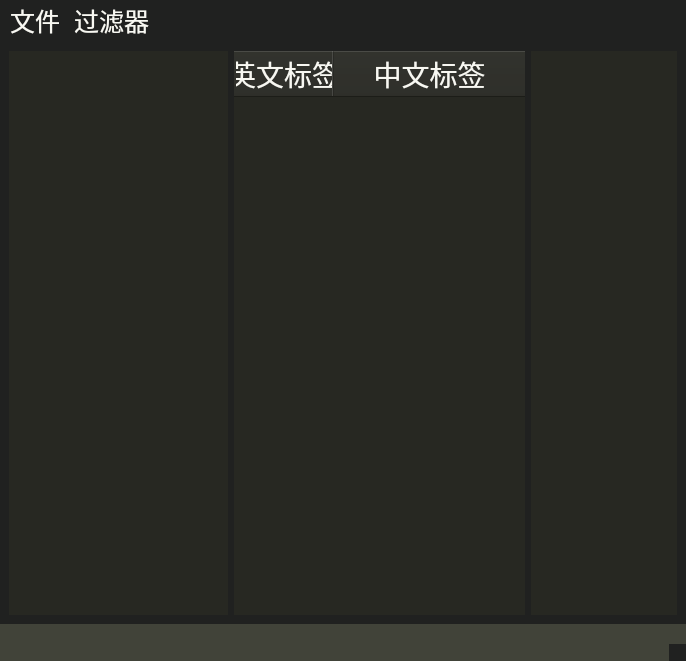
Aleiluo/danbooruTagEditor, file mainWindow.ui: the form before one commit.
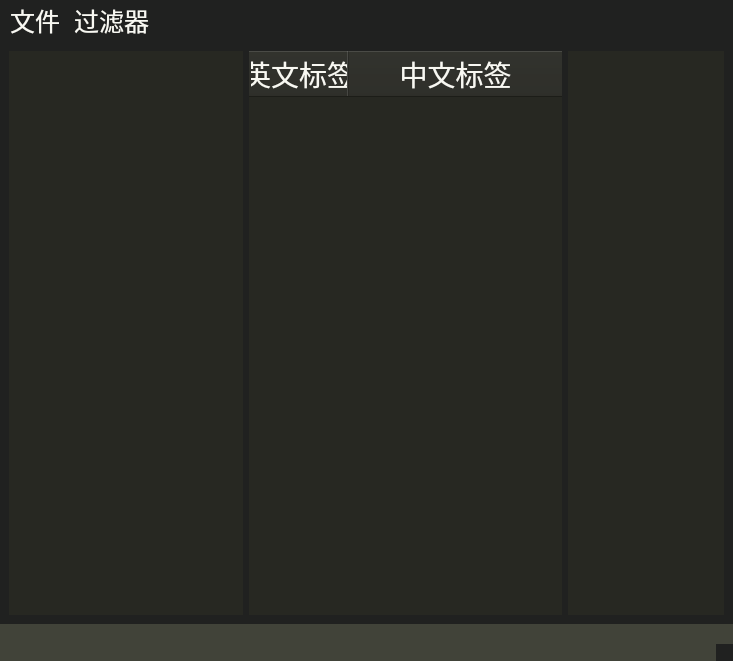
The form after the commit.

The edit to the form file:
```diff
--- a/mainWindow.ui
+++ b/mainWindow.ui
@@ -6,7 +6,7 @@
    <rect>
     <x>0</x>
     <y>0</y>
-    <width>686</width>
+    <width>733</width>
     <height>661</height>
    </rect>
   </property>
@@ -186,7 +186,7 @@
     <rect>
      <x>0</x>
      <y>0</y>
-     <width>686</width>
+     <width>733</width>
      <height>31</height>
     </rect>
    </property>
```
